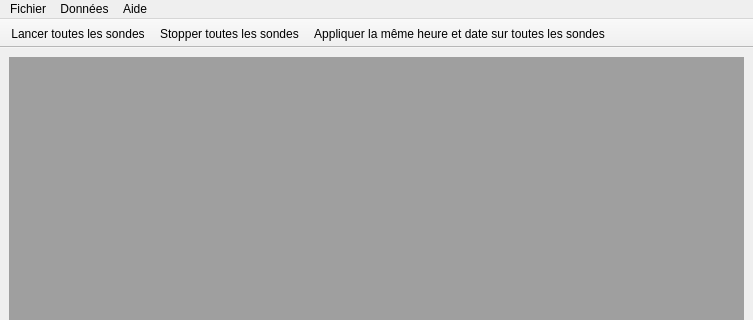
Old version of the form F_Principale.ui in the repository lna44700/gexao51; both pictures show x 0 to 753 and y 0 to 320 of the 753 by 464 pixel window.
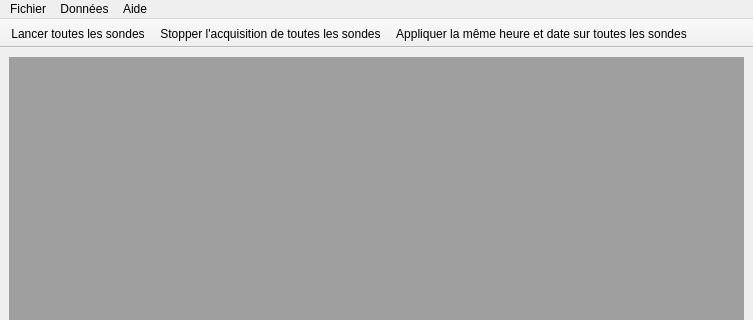
New version of the form. Icons and pictures are not drawn.

Commit message: Mise à jour - Version 1.1 Ajout de bouton Changement de la fenetre sonde

Patch:
```diff
--- a/F_Principale.ui
+++ b/F_Principale.ui
@@ -161,7 +161,7 @@
      <normaloff>:/new/prefix1/stop_all.ico</normaloff>:/new/prefix1/stop_all.ico</iconset>
    </property>
    <property name="text">
-    <string>Stopper toutes les sondes</string>
+    <string>Stopper l'acquisition de toutes les sondes</string>
    </property>
   </action>
   <action name="actionHeureDatePartout">
```
Left out of the diff: 3 changed lines with no effect on the pictures. The commit also changes 6 other files.
